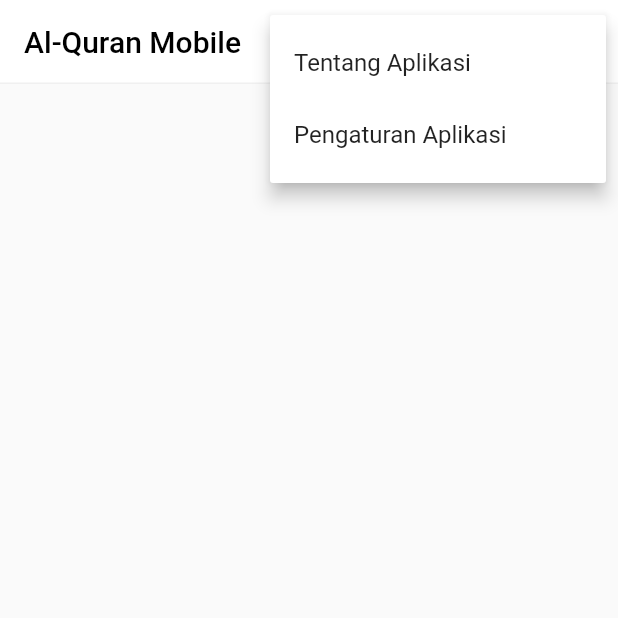
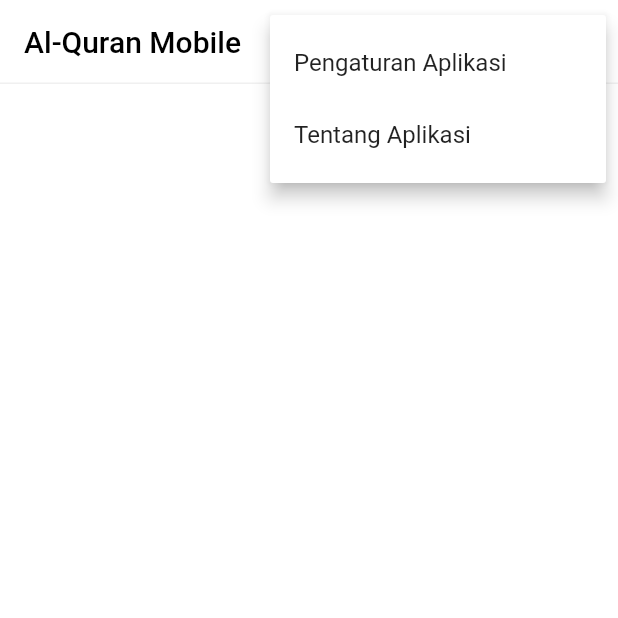
Before and after one commit to danzapple/Alquran-flutter-bloc-cubit, a Flutter app: the screen it shows after launch, after a tap on the "more vert" icon, on a phone screen of 412 x 824 dp, the top half of it. Run offline on Flutter 3.47's test engine with Material 2 defaults, Android fonts, the phone set to English and light mode, and no system bars; our stand-ins replace bloc, dio, equatable, flutter_bloc; network calls fail.

Commit message:
Scaffolding seetings page

```diff
--- a/lib/constants/Dictionary.dart
+++ b/lib/constants/Dictionary.dart
@@ -4,4 +4,14 @@ class Dictionary {
   static String about = 'Tentang Aplikasi';
   static String translate = 'Terjemahan';
   static String ayatCount = 'Jumlah Ayat';
+  static String generalSettings = 'Pengaturan Umum';
+  static String fontTypeArabic = 'Jenis Huruf Arabic';
+  static String appLanguage = 'Bahasa Aplikasi';
+  static String darkMode = 'Mode Gelap';
+  static String darkModeOff = 'Mode Gelap Hidup';
+  static String darkModeOn = 'Mode Gelap Mati';
+  static String otherSettings = 'Pengaturan Lainnya';
+  static String help = 'Bantuan';
+  static String needHelpTitle = 'Butuh Pertanyaan? Butuh Bantuan?';
+  static String appVersion = 'Versi Aplikasi';
 }
--- a/lib/main.dart
+++ b/lib/main.dart
@@ -64,7 +64,7 @@ class App extends StatelessWidget {
         title: Dictionary.appName,
         theme: ThemeData(
           primaryColorBrightness: Brightness.light,
-          fontFamily: FontsFamily.roboto
+          fontFamily: FontsFamily.roboto,
         ),
         home: QuranListPage(),
         onGenerateRoute: generateRoutes,
--- a/lib/models/PopupMenuModel.dart
+++ b/lib/models/PopupMenuModel.dart
@@ -11,11 +11,11 @@ class PopupMenu {
 
 List<PopupMenu> actionList = [
   PopupMenu(
+    title: Dictionary.settings,
+    page: Navigation.Settings
+  ),
+  PopupMenu(
     title: Dictionary.about,
     page: Navigation.About
-  ),
-  PopupMenu(
-    title: Dictionary.settings,
-    page: Navigation.Settings
   )
 ];
--- a/lib/screens/quran_detail.dart
+++ b/lib/screens/quran_detail.dart
@@ -41,6 +41,7 @@ class _QuranDetailState extends State<QuranDetail> {
   @override
   Widget build(BuildContext context) {
     return Scaffold(
+      backgroundColor: ColorBase.white,
       appBar: AppBar(
       bottom: PreferredSize(
         child: Container(
@@ -83,10 +84,7 @@ class _QuranDetailState extends State<QuranDetail> {
         builder: (context, state) {
           if (state is LoadingState) {
             return Center(
-              child: Container(
-                color: ColorBase.white,
-                child: CircularProgressIndicator()
-              ),
+              child:  CircularProgressIndicator(),
             );
           } else if (state is LoadedState) {
             return Container(
--- a/lib/screens/quran_list.dart
+++ b/lib/screens/quran_list.dart
@@ -25,6 +25,7 @@ class _QuranListPageState extends State<QuranListPage> {
   @override
   Widget build(BuildContext context) {
     return Scaffold(
+      backgroundColor: ColorBase.white,
       appBar: buildAppBar(),
       body: BlocConsumer<QuranlistCubit, QuranlistState>(
         listener: (context, state) {
--- a/pubspec.yaml
+++ b/pubspec.yaml
@@ -33,6 +33,7 @@ dependencies:
   dio: ^3.0.10
   equatable: ^1.2.5
   html: ^0.14.0+3
+  flutter_settings_screens: ^0.2.1
 
 dev_dependencies:
   flutter_test:
```
Also changed, not shown: lib/screens/settings.dart (+88 -2 lines), pubspec.lock.
